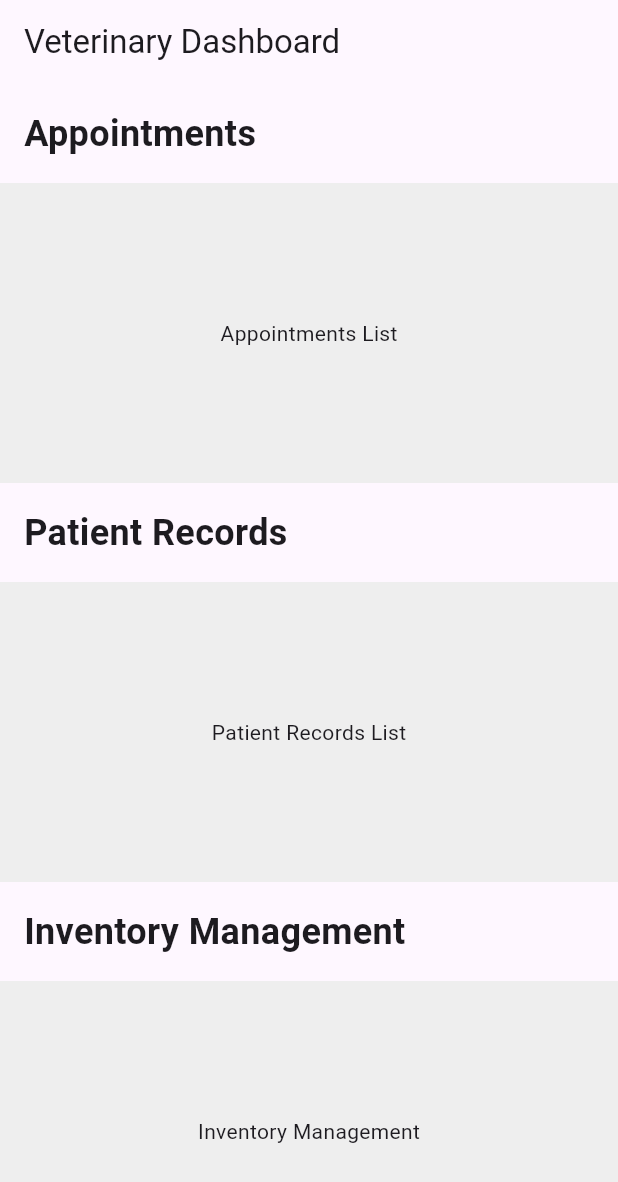
After one commit to SUBOdhar/app, a Flutter app: the DashboardScreen screen opened directly, on a phone screen of 412 x 824 dp. The commit adds this screen. Shown: the top 1182 px of the screen. Run offline on Flutter 3.47's test engine with Material 3 defaults, Android fonts, the phone set to English and light mode, and no system bars; our stand-ins replace shared_preferences; accounts and stored records are empty.

Commit message:
new page

```diff
--- /dev/null
+++ b/svp/lib/home.dart
@@ -0,0 +1,89 @@
+import 'package:flutter/material.dart';
+
+class VeterinaryDashboard extends StatelessWidget {
+  const VeterinaryDashboard({super.key});
+
+  @override
+  Widget build(BuildContext context) {
+    return MaterialApp(
+      title: 'Veterinary Dashboard',
+      theme: ThemeData(
+        primarySwatch: Colors.blue,
+      ),
+      home: const DashboardScreen(),
+    );
+  }
+}
+
+class DashboardScreen extends StatelessWidget {
+  const DashboardScreen({super.key});
+
+  @override
+  Widget build(BuildContext context) {
+    return Scaffold(
+      appBar: AppBar(
+        title: const Text('Veterinary Dashboard'),
+      ),
+      body: SingleChildScrollView(
+        child: Column(
+          crossAxisAlignment: CrossAxisAlignment.stretch,
+          children: <Widget>[
+            _buildSectionHeader('Appointments'),
+            _buildAppointmentsList(),
+            _buildSectionHeader('Patient Records'),
+            _buildPatientRecordsList(),
+            _buildSectionHeader('Inventory Management'),
+            _buildInventoryManagement(),
+            // Add more sections as needed
+          ],
+        ),
+      ),
+    );
+  }
+
+  Widget _buildSectionHeader(String title) {
+    return Padding(
+      padding: const EdgeInsets.all(16.0),
+      child: Text(
+        title,
+        style: const TextStyle(
+          fontSize: 24,
+          fontWeight: FontWeight.bold,
+        ),
+      ),
+    );
+  }
+
+  Widget _buildAppointmentsList() {
+    // Placeholder for appointments list
+    return Container(
+      height: 200,
+      color: Colors.grey[200],
+      child: const Center(
+        child: Text('Appointments List'),
+      ),
+    );
+  }
+
+  Widget _buildPatientRecordsList() {
+    // Placeholder for patient records list
+    return Container(
+      height: 200,
+      color: Colors.grey[200],
+      child: const Center(
+        child: Text('Patient Records List'),
+      ),
+    );
+  }
+
+  Widget _buildInventoryManagement() {
+    // Placeholder for inventory management
+    return Container(
+      height: 200,
+      color: Colors.grey[200],
+      child: const Center(
+        child: Text('Inventory Management'),
+      ),
+    );
+  }
+}
--- a/svp/lib/main.dart
+++ b/svp/lib/main.dart
@@ -2,7 +2,7 @@ import 'package:flutter/material.dart';
 import 'package:http/http.dart' as http;
 import 'package:shared_preferences/shared_preferences.dart';
 import 'dart:convert';
-import 'second_page.dart';
+import 'home.dart';
 
 void main() => runApp(const MyApp());
 
@@ -285,7 +285,7 @@ class _HomePageState extends State<HomePage> {
       Map<String, dynamic> data = {
         'email': email,
         'password': password,
-        'app':'svp_admin',
+        'app': 'svp_admin',
       };
 
       String jsonData = jsonEncode(data);
@@ -314,7 +314,7 @@ class _HomePageState extends State<HomePage> {
           // Navigate to the SecondPage
           Navigator.push(
             context,
-            MaterialPageRoute(builder: (context) => const SecondPage()),
+            MaterialPageRoute(builder: (context) => const VeterinaryDashboard()),
           );
         } else {
           // Login failed
```
Also changed, not shown: svp/lib/second_page.dart (deleted, +0 -58 lines).
